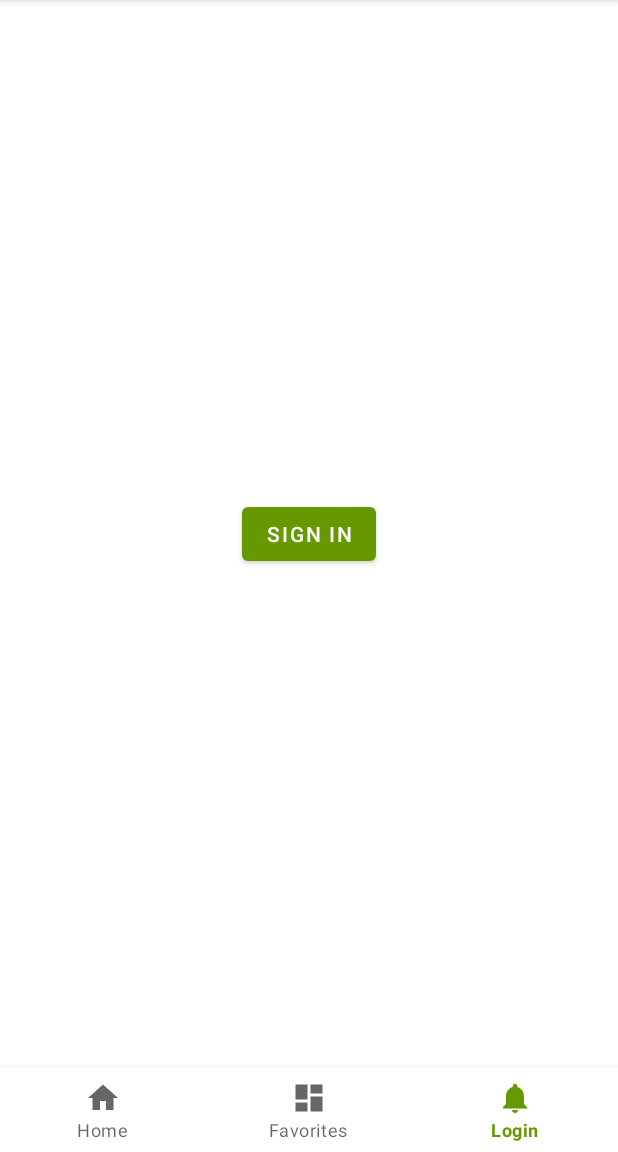
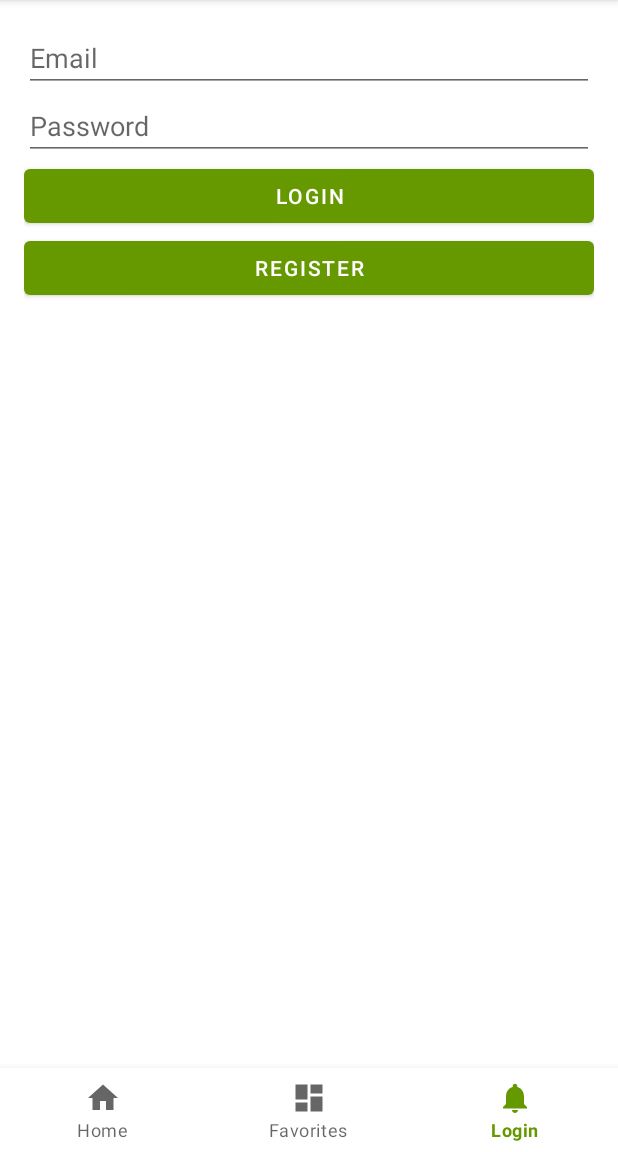
Before and after one commit to darianodirling/FlavorFinderApp, an Android app: the screen it shows after launch (MainActivity), item 3 of the bottom bar chosen, on a phone screen of 412 x 824 dp, the part 84-1236 px from its top. Run offline under Robolectric (Android 15) with nearby library versions, the phone set to English and light mode, and no system bars; our stand-ins replace Firebase (no records; nobody signed in at launch, a user with empty details on screens opened directly).

Commit message:
Login and Register Work

```diff
--- a/app/src/main/res/layout/fragment_login.xml
+++ b/app/src/main/res/layout/fragment_login.xml
@@ -1,35 +1,35 @@
 <?xml version="1.0" encoding="utf-8"?>
-<androidx.constraintlayout.widget.ConstraintLayout xmlns:android="http://schemas.android.com/apk/res/android"
-    xmlns:app="http://schemas.android.com/apk/res-auto"
-    xmlns:tools="http://schemas.android.com/tools"
+<LinearLayout
+    xmlns:android="http://schemas.android.com/apk/res/android"
     android:layout_width="match_parent"
     android:layout_height="match_parent"
-    tools:context=".ui.login.LoginFragment">
+    android:orientation="vertical"
+    android:padding="16dp">
 
-    <TextView
-        android:id="@+id/text_notifications"
+    <EditText
+        android:id="@+id/email_edit_text"
         android:layout_width="match_parent"
         android:layout_height="wrap_content"
-        android:layout_marginStart="8dp"
-        android:layout_marginTop="8dp"
-        android:layout_marginEnd="8dp"
-        android:textAlignment="center"
-        android:textSize="20sp"
-        app:layout_constraintBottom_toBottomOf="parent"
-        app:layout_constraintEnd_toEndOf="parent"
-        app:layout_constraintStart_toStartOf="parent"
-        app:layout_constraintTop_toTopOf="parent" />
+        android:hint="Email"
+        android:inputType="textEmailAddress" />
 
-    <RelativeLayout xmlns:android="http://schemas.android.com/apk/res/android"
+    <EditText
+        android:id="@+id/password_edit_text"
         android:layout_width="match_parent"
-        android:layout_height="match_parent">
+        android:layout_height="wrap_content"
+        android:hint="Password"
+        android:inputType="textPassword" />
 
-        <Button
-            android:id="@+id/login_button"
-            android:layout_width="wrap_content"
-            android:layout_height="wrap_content"
-            android:text="Sign In"
-            android:layout_centerInParent="true" />
+    <Button
+        android:id="@+id/login_button"
+        android:layout_width="match_parent"
+        android:layout_height="wrap_content"
+        android:text="Login" />
 
-    </RelativeLayout>
-</androidx.constraintlayout.widget.ConstraintLayout>
+    <Button
+        android:id="@+id/register_button"
+        android:layout_width="match_parent"
+        android:layout_height="wrap_content"
+        android:text="Register" />
+
+</LinearLayout>
```
Also changed, not shown: app/src/main/java/com/example/flavorfinderapp/ui/login/LoginFragment.java (+51 -50 lines).
